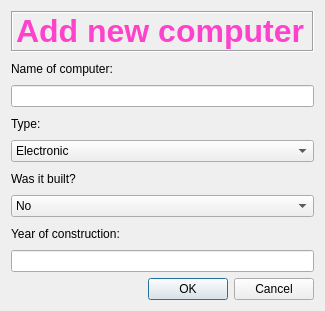
Above: addcomputer.ui from Hopur-50/Verkefni3 before the change. Below: the same form after it.
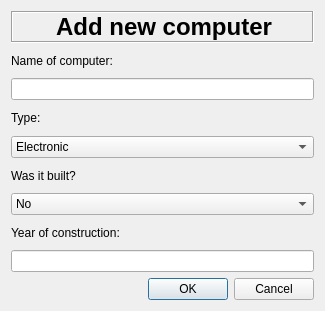
That is the form after the change.

Diff of the .ui file:
```diff
--- a/addcomputer.ui
+++ b/addcomputer.ui
@@ -23,7 +23,7 @@
       <enum>QFrame::Sunken</enum>
      </property>
      <property name="text">
-      <string>&lt;html&gt;&lt;head/&gt;&lt;body&gt;&lt;p&gt;&lt;span style=&quot; font-size:24pt; font-weight:600; color:#ff42cc;&quot;&gt;Add new computer&lt;/span&gt;&lt;/p&gt;&lt;/body&gt;&lt;/html&gt;</string>
+      <string>&lt;html&gt;&lt;head/&gt;&lt;body&gt;&lt;p align=&quot;center&quot;&gt;&lt;span style=&quot; font-size:18pt; font-weight:600; color:#000000;&quot;&gt;Add new computer&lt;/span&gt;&lt;/p&gt;&lt;/body&gt;&lt;/html&gt;</string>
      </property>
      <property name="textFormat">
       <enum>Qt::RichText</enum>
```
